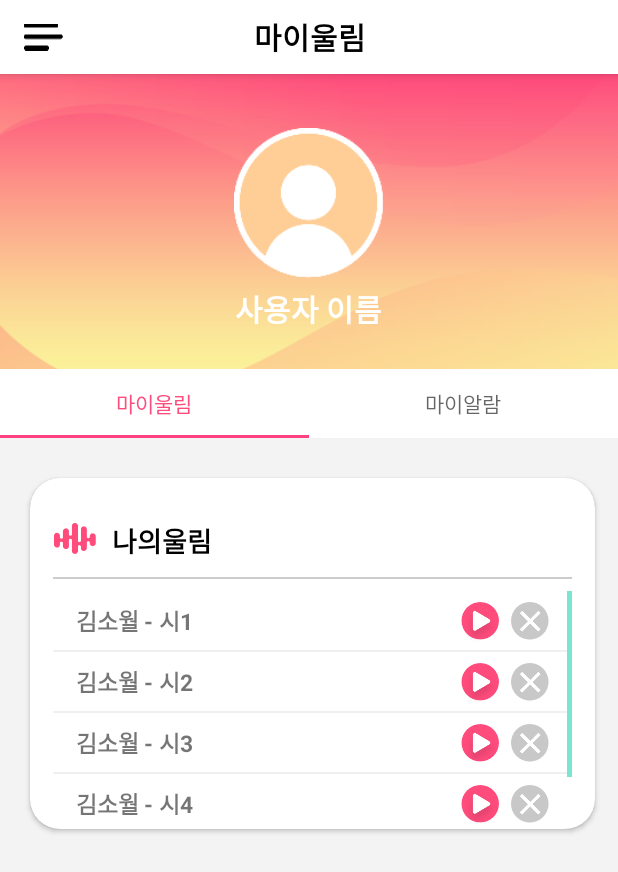
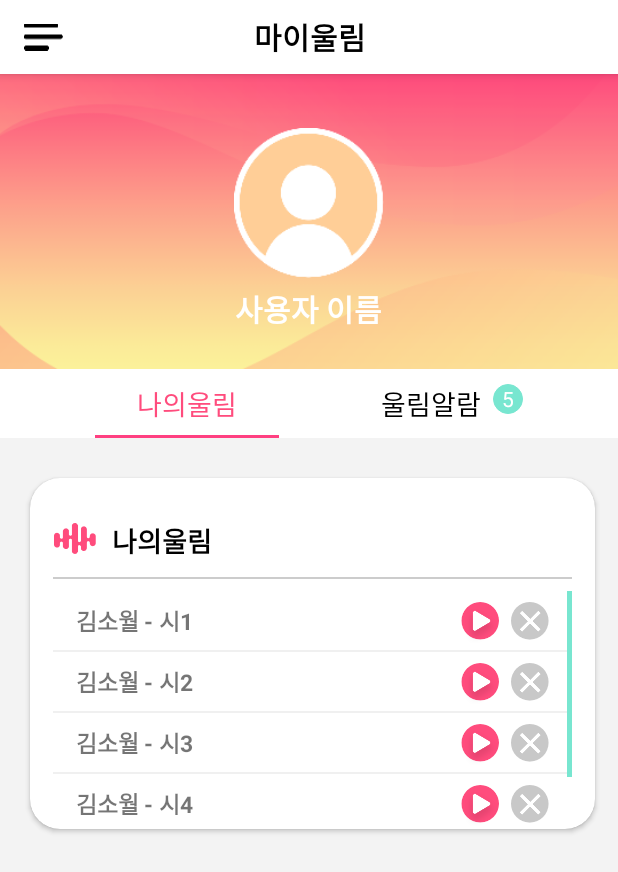
Before and after one commit to ckskal3/WoolRim, an Android app: the screen it shows after launch (MainActivity), after a tap on "마이울림", on a phone screen of 412 x 824 dp. Shown: the top 872 px of the screen. Run offline under Robolectric (Android 15) with nearby library versions, the phone set to English and light mode, and no system bars; our stand-ins replace Volley; libraries missing offline, so code that uses them is left out: com.blankj.utilcode; 1 statement that could not run was skipped; 1 other tap on this screen came first.

Commit message:
BadgeTabLayout 추가

```diff
--- a/client/app/build.gradle
+++ b/client/app/build.gradle
@@ -4,7 +4,7 @@ android {
     compileSdkVersion 28
     defaultConfig {
         applicationId "org.woolrim.woolrim"
-        minSdkVersion 19
+        minSdkVersion 23
         targetSdkVersion 27
         versionCode 1
         versionName "1.0"
@@ -57,4 +57,7 @@ dependencies {
     //Permission
     implementation 'com.blankj:utilcode:1.21.0'
 
+    //NaverSpeechRecognition
+    implementation 'com.naver.speech.clientapi:naverspeech-ncp-sdk-android:1.1.3'
+
 }
--- a/client/app/src/main/java/org/woolrim/woolrim/MainActivity.java
+++ b/client/app/src/main/java/org/woolrim/woolrim/MainActivity.java
@@ -193,6 +193,7 @@ public class MainActivity extends AppCompatActivity implements FragmentInteracti
                     }
                     break;
                 case R.id.navi_favorite:
+
                     break;
                 case R.id.navi_my_page:
                     if (!(getSupportFragmentManager().findFragmentById(R.id.container) instanceof MyMenuFragment)) { //마이 메뉴인경우 다시 안띄움
--- a/client/app/src/main/java/org/woolrim/woolrim/MyMenuFragment.java
+++ b/client/app/src/main/java/org/woolrim/woolrim/MyMenuFragment.java
@@ -1,31 +1,40 @@
 package org.woolrim.woolrim;
 
+import android.content.Context;
+import android.os.Build;
 import android.os.Bundle;
 import android.support.annotation.NonNull;
 import android.support.annotation.Nullable;
 import android.support.design.widget.TabLayout;
 import android.support.v4.app.Fragment;
 import android.support.v4.view.ViewPager;
+import android.util.Log;
 import android.view.LayoutInflater;
 import android.view.View;
 import android.view.ViewGroup;
 import android.widget.ImageView;
 import android.widget.TextView;
 
+import org.woolrim.woolrim.Utils.BadgeTabLayout;
+import org.woolrim.woolrim.Utils.SetTabIndicatorWidth;
+
+import java.util.Objects;
+
+
 public class MyMenuFragment extends Fragment {
     private ImageView profileIv;
     private TextView userNameTv;
     private ViewPager myViewPager;
-    private TabLayout myTabLayout;
+    private BadgeTabLayout myTabLayout;
 
     public static MyRecordFragment myRecordFragment1;
-    public static MyRecordFragment myRecordFragment2;
+    public MyRecordFragment myRecordFragment2;
 
 
-    public static MyMenuFragment newInstance(Bundle bundle){
+    public static MyMenuFragment newInstance(Bundle bundle) {
         MyMenuFragment myMenuFragment = new MyMenuFragment();
         myMenuFragment.setArguments(bundle);
-        return  myMenuFragment;
+        return myMenuFragment;
     }
 
     @Nullable
@@ -45,29 +54,69 @@ public class MyMenuFragment extends Fragment {
 
         //Fragment 객체 생성 -> Bundle 객체 생성 -> Fragment 에 Bundle 실어서 Adapter 에 추가가
         Bundle bundle = new Bundle();
-        bundle.putInt("RequestCode",101);
+        bundle.putInt("RequestCode", 101);
 
         myRecordFragment1 = MyRecordFragment.newInstance(bundle);
 
         bundle = new Bundle();
-        bundle.putInt("RequestCode",102);
+        bundle.putInt("RequestCode", 102);
         myRecordFragment2 = MyRecordFragment.newInstance(bundle);
 
         adapterTemp.addItem(myRecordFragment1);
         adapterTemp.addItem(myRecordFragment2);
 
+        myViewPager.setAdapter(adapterTemp);
+        myViewPager.setCurrentItem(0, true);
+        myTabLayout.setupWithViewPager(myViewPager);
+
+        myViewPager.addOnPageChangeListener(new ViewPager.OnPageChangeListener() {
+            @Override
+            public void onPageScrolled(int position, float positionOffset, int positionOffsetPixels) {
+
+            }
+
+            @Override
+            public void onPageSelected(int position) {
+//                myTabLayout.getTabBuilderItem(position).noBadge().build();
+            }
+
+            @Override
+            public void onPageScrollStateChanged(int state) {
+                if (state == 0) {
+                    if (Objects.requireNonNull(myTabLayout.getTabAt(0)).isSelected()) {
+                        Log.d("state",String.valueOf(state));
+                        myTabLayout.getTabBuilderItem(0).setTabTitleColor(getResources().getColor(R.color.app_main_color,null)).build();
+                        myTabLayout.getTabBuilderItem(1).setTabTitleColor(getResources().getColor(android.R.color.black,null)).build();
+                    } else {
+                        myTabLayout.getTabBuilderItem(1).setTabTitleColor(getResources().getColor(R.color.app_main_color,null)).build();
+                        myTabLayout.getTabBuilderItem(0).setTabTitleColor(getResources().getColor(android.R.color.black,null)).build();
+                    }
+                }
+            }
+        });
 
 
-        myViewPager.setAdapter(adapterTemp);
-
-        myViewPager.setCurrentItem(0,true);
-
-        myTabLayout.setupWithViewPager(myViewPager, true);
+        myTabLayout.with(0).init();
+        myTabLayout.getTabBuilderItem(0)
+                .setTabTitle("나의울림")
+                .setTabTitleColor(getResources().getColor(R.color.app_main_color, null))
+                .noBadge()
+                .build();
 
 
+        myTabLayout.with(1).init();
+        myTabLayout.getTabBuilderItem(1)
+                .setTabTitle("울림알람")
+                .setTabTitleColor(getResources().getColor(android.R.color.black, null))
+                .badge(true)
+                .badgeCount(5)
+                .build();
+        SetTabIndicatorWidth setTabIndicatorWidth = new SetTabIndicatorWidth();
+        setTabIndicatorWidth.wrapTabIndicatorToTitle(myTabLayout,30,30);
 
 
     }
+
 
     @Override
     public void onResume() {
@@ -84,4 +133,48 @@ public class MyMenuFragment extends Fragment {
 
     }
 
+    public void wrapTabIndicatorToTitle(TabLayout tabLayout, int externalMargin, int internalMargin) {
+        View tabStrip = tabLayout.getChildAt(0);
+        if (tabStrip instanceof ViewGroup) {
+            ViewGroup tabStripGroup = (ViewGroup) tabStrip;
+            int childCount = ((ViewGroup) tabStrip).getChildCount();
+            for (int i = 0; i < childCount; i++) {
+                View tabView = tabStripGroup.getChildAt(i);
+                //set minimum width to 0 for instead for small texts, indicator is not wrapped as expected
+                tabView.setMinimumWidth(0);
+                // set padding to 0 for wrapping indicator as title
+                tabView.setPadding(0, tabView.getPaddingTop(), 0, tabView.getPaddingBottom());
+                // setting custom margin between tabs
+                if (tabView.getLayoutParams() instanceof ViewGroup.MarginLayoutParams) {
+                    ViewGroup.MarginLayoutParams layoutParams = (ViewGroup.MarginLayoutParams) tabView.getLayoutParams();
+                    if (i == 0) {
+                        // left
+                        settingMargin(layoutParams, externalMargin, internalMargin);
+                    } else if (i == childCount - 1) {
+                        // right
+                        settingMargin(layoutParams, internalMargin, externalMargin);
+                    } else {
+                        // internal
+                        settingMargin(layoutParams, internalMargin, internalMargin);
+                    }
+                }
+            }
+
+            tabLayout.requestLayout();
+        }
+    }
+
+    private void settingMargin(ViewGroup.MarginLayoutParams layoutParams, int start, int end) {
+        if (Build.VERSION.SDK_INT >= Build.VERSION_CODES.JELLY_BEAN_MR1) {
+            layoutParams.setMarginStart(start);
+            layoutParams.setMarginEnd(end);
+            layoutParams.leftMargin = start;
+            layoutParams.rightMargin = end;
+        } else {
+            layoutParams.leftMargin = start;
+            layoutParams.rightMargin = end;
+        }
+    }
+
+
 }
--- a/client/app/src/main/java/org/woolrim/woolrim/PlaybackFragment.java
+++ b/client/app/src/main/java/org/woolrim/woolrim/PlaybackFragment.java
@@ -28,6 +28,7 @@ import org.woolrim.woolrim.SQLiteDAO.RecordDAO;
 
 import java.io.File;
 import java.io.IOException;
+import java.util.List;
 import java.util.concurrent.TimeUnit;
 
 import io.feeeei.circleseekbar.CircleSeekBar;
@@ -164,6 +165,8 @@ public class PlaybackFragment extends BottomSheetDialogFragment implements View.
 
     private void requestServerForFileUpload(){
         String url = "http://stou2.cafe24.com/Woolrim/FileUpload.php";
+
+//        String url = "http://192.168.1.252:3000/upload";
         SimpleMultiPartRequest simpleMultiPartRequest = new SimpleMultiPartRequest(
                 Request.Method.POST,
                 url,
--- /dev/null
+++ b/client/app/src/main/java/org/woolrim/woolrim/Utils/BadgeTabLayout.java
@@ -0,0 +1,209 @@
+package org.woolrim.woolrim.Utils;
+
+import android.content.Context;
+import android.graphics.PorterDuff;
+import android.graphics.drawable.Drawable;
+import android.support.annotation.Nullable;
+import android.support.design.widget.TabLayout;
+import android.util.AttributeSet;
+import android.util.SparseArray;
+import android.view.LayoutInflater;
+import android.view.View;
+import android.widget.ImageView;
+import android.widget.TextView;
+
+import org.woolrim.woolrim.R;
+
+
+public class BadgeTabLayout extends TabLayout{
+
+    private SparseArray<Builder> mTabBuilders = new SparseArray<>();
+
+    private static final int INVAILD_VALUE = Integer.MIN_VALUE;
+
+    public BadgeTabLayout(Context context) {
+        super(context);
+    }
+
+    public BadgeTabLayout(Context context, AttributeSet attrs) {
+        super(context, attrs);
+    }
+
+    public BadgeTabLayout(Context context, AttributeSet attrs, int defStyleAttr) {
+        super(context, attrs, defStyleAttr);
+    }
+
+    public Builder with(int position){
+        Tab tab = getTabAt(position);
+        return with(tab);
+    }
+
+    public Builder with(Tab tab){
+        if(tab == null){
+            throw new IllegalArgumentException("Tab must not be null");
+        }
+        Builder builder = mTabBuilders.get(tab.getPosition());
+
+        if(builder == null){
+            builder = new Builder(this, tab);
+            mTabBuilders.put(tab.getPosition(),builder);
+        }
+
+        return builder;
+    }
+
+    public Builder getTabBuilderItem(int position){
+        return mTabBuilders.get(position);
+    }
+
+
+
+
+    public class Builder{
+        public TabLayout parent;
+        private  Tab mTab;
+
+        private View mView;
+        private Context mContext;
+        private TextView mBadgeTextView, mTitleTextView;
+        private ImageView mIconView;
+        private Drawable mIconDrawable;
+        private int mIconColorFilter = Integer.MIN_VALUE;
+        private int mBadgeCount = Integer.MIN_VALUE;
+        private boolean mHasBadge = false;
+
+        public Builder(TabLayout parent, Tab mTab){
+            this.parent = parent;
+            this.mTab = mTab;
+            this.mContext = this.parent.getContext();
+        }
+
+        public void init() {
+            if (mTab.getCustomView() != null) {
+                this.mView = mTab.getCustomView();
+            } else {
+                this.mView = LayoutInflater.from(mContext).
+                        inflate(R.layout.tab_custom_item, parent, false);
+            }
+            if (mView != null) {
+                this.mIconView = mView.findViewById(R.id.tab_icon);
+                this.mBadgeTextView = mView.findViewById(R.id.tab_badge);
+                this.mTitleTextView = mView.findViewById(R.id.tab_title);
+            }
+
+
+            if (this.mIconView != null) {
+                this.mIconDrawable = mIconView.getDrawable();
+            }
+        }
+
+        public Builder imageContentDescription(String contentDescription){
+            if(this.mIconView != null)
+                this.mIconView.setContentDescription(contentDescription);
+            return this;
+        }
+
+        public Builder hasBadge(){
+            mHasBadge = true;
+            return this;
+        }
+
+        public Builder noBadge(){
+            mHasBadge = false;
+            return this;
+        }
+
+        public Builder badge(boolean hasBadge){
+            mHasBadge = hasBadge;
+            return this;
+        }
+        public Builder icon(int drawableRes){
+            mIconDrawable = getDrawableCompat(mContext, drawableRes);
+            return this;
+        }
+        public Builder icon(@Nullable Drawable drawable){
+            mIconDrawable = drawable;
+            return this;
+        }
+
+        public Builder iconColor(@Nullable int color){
+            mIconColorFilter = color;
+            return this;
+        }
+
+        public Builder increase(){
+            mBadgeCount = mBadgeTextView == null ? INVAILD_VALUE : Integer.parseInt(mBadgeTextView.getText().toString()) +1;
+            return this;
+        }
+
+        public Builder decrease(){
+            mBadgeCount = mBadgeTextView == null ? INVAILD_VALUE : Integer.parseInt(mBadgeTextView.getText().toString()) - 1;
+            return this;
+        }
+
+        public Builder badgeCount(int count){
+            mBadgeCount = count;
+            return this;
+        }
+
+        public Builder setTabTitle(String title){
+            mTitleTextView.setText(title);
+            return this;
+        }
+
+        public Builder setTabTitleColor(int color){
+            mTitleTextView.setTextColor(color);
+            return this;
+        }
+
+        public void build(){
+            if(mView == null){
+                return ;
+            }
+
+            if(mBadgeTextView !=null){
+
+                if(mHasBadge && mBadgeCount >0){
+                    mBadgeTextView.setText(formatBadgeNumber(mBadgeCount));
+                    mBadgeTextView.setVisibility(VISIBLE);
+                }else{
+                    mBadgeTextView.setVisibility(INVISIBLE);
+                }
+            }
+
+            if(mIconView != null && mIconDrawable != null){
+                mIconView.setImageDrawable(mIconDrawable.mutate());
+
+                if(mIconColorFilter != Integer.MIN_VALUE){
+                    mIconDrawable.setColorFilter(mIconColorFilter, PorterDuff.Mode.MULTIPLY);
+                }
+            }
+
+            mTab.setCustomView(mView);
+        }
+
+    }
+    @Nullable
+    private static Drawable getDrawableCompat(Context context, int drawableRes){
+        @Nullable
+        Drawable drawable = null;
+        try{
+            drawable = context.getResources().getDrawable(drawableRes,context.getTheme());
+        }catch (NullPointerException e){
+            e.printStackTrace();
+        }
+        return drawable;
+    }
+
+    private static String formatBadgeNumber(int value){
+        if (value <= 0) {
+            return "-"+formatBadgeNumber(-value);
+        }
+        if(value <=10){
+            return Integer.toString(value);
+        }else {
+            return "10+";
+        }
+    }
+
+}
--- /dev/null
+++ b/client/app/src/main/java/org/woolrim/woolrim/Utils/SetTabIndicatorWidth.java
@@ -0,0 +1,52 @@
+package org.woolrim.woolrim.Utils;
+
+import android.os.Build;
+import android.support.design.widget.TabLayout;
+import android.view.View;
+import android.view.ViewGroup;
+
+public class SetTabIndicatorWidth {
+
+    public void wrapTabIndicatorToTitle(TabLayout tabLayout, int externalMargin, int internalMargin) {
+        View tabStrip = tabLayout.getChildAt(0);
+        if (tabStrip instanceof ViewGroup) {
+            ViewGroup tabStripGroup = (ViewGroup) tabStrip;
+            int childCount = ((ViewGroup) tabStrip).getChildCount();
+            for (int i = 0; i < childCount; i++) {
+                View tabView = tabStripGroup.getChildAt(i);
+                //set minimum width to 0 for instead for small texts, indicator is not wrapped as expected
+                tabView.setMinimumWidth(0);
+                // set padding to 0 for wrapping indicator as title
+                tabView.setPadding(0, tabView.getPaddingTop(), 0, tabView.getPaddingBottom());
+                // setting custom margin between tabs
+                if (tabView.getLayoutParams() instanceof ViewGroup.MarginLayoutParams) {
+                    ViewGroup.MarginLayoutParams layoutParams = (ViewGroup.MarginLayoutParams) tabView.getLayoutParams();
+                    if (i == 0) {
+                        // left
+                        settingMargin(layoutParams, externalMargin, internalMargin);
+                    } else if (i == childCount - 1) {
+                        // right
+                        settingMargin(layoutParams, internalMargin, externalMargin);
+                    } else {
+                        // internal
+                        settingMargin(layoutParams, internalMargin, internalMargin);
+                    }
+                }
+            }
+
+            tabLayout.requestLayout();
+        }
+    }
+
+    private void settingMargin(ViewGroup.MarginLayoutParams layoutParams, int start, int end) {
+        if (Build.VERSION.SDK_INT >= Build.VERSION_CODES.JELLY_BEAN_MR1) {
+            layoutParams.setMarginStart(start);
+            layoutParams.setMarginEnd(end);
+            layoutParams.leftMargin = start;
+            layoutParams.rightMargin = end;
+        } else {
+            layoutParams.leftMargin = start;
+            layoutParams.rightMargin = end;
+        }
+    }
+}
--- /dev/null
+++ b/client/app/src/main/res/drawable/custom_badge.xml
@@ -0,0 +1,11 @@
+<?xml version="1.0" encoding="utf-8"?>
+<shape xmlns:android="http://schemas.android.com/apk/res/android"
+    android:shape="rectangle">
+
+    <solid android:color="@color/app_sub_color"/>
+    <corners android:radius="20dp"/>
+
+    <stroke
+        android:width="0.5dp"
+        android:color="@color/app_sub_color"/>
+</shape>
--- a/client/app/src/main/res/layout/fragment_mymenu.xml
+++ b/client/app/src/main/res/layout/fragment_mymenu.xml
@@ -43,20 +43,20 @@
     </LinearLayout>
 
 
-    <android.support.design.widget.TabLayout
+    <org.woolrim.woolrim.Utils.BadgeTabLayout
         android:id="@+id/my_tabLayout"
         android:layout_width="match_parent"
         android:layout_height="46dp"
         android:background="@android:color/white"
-        app:tabSelectedTextColor="@color/app_main_color"
+        app:tabGravity="center"
         app:layout_constraintBottom_toBottomOf="parent"
         app:layout_constraintEnd_toEndOf="parent"
         app:layout_constraintStart_toStartOf="parent"
         app:layout_constraintTop_toBottomOf="@+id/linearLayout"
-        app:layout_constraintVertical_bias="0.0">
+        app:layout_constraintVertical_bias="0.0"/>
 
 
-    </android.support.design.widget.TabLayout>
+
 
     <android.support.v4.view.ViewPager
         android:id="@+id/my_container"
@@ -66,9 +66,8 @@
         app:layout_constraintEnd_toEndOf="parent"
         app:layout_constraintStart_toStartOf="parent"
         app:layout_constraintTop_toBottomOf="@+id/my_tabLayout"
-        app:layout_constraintVertical_bias="0.0">
+        app:layout_constraintVertical_bias="0.0"/>
 
-    </android.support.v4.view.ViewPager>
 
 
 </android.support.constraint.ConstraintLayout>
--- /dev/null
+++ b/client/app/src/main/res/layout/tab_custom_item.xml
@@ -0,0 +1,56 @@
+<?xml version="1.0" encoding="utf-8"?>
+<android.support.constraint.ConstraintLayout
+    xmlns:android="http://schemas.android.com/apk/res/android"
+    xmlns:app="http://schemas.android.com/apk/res-auto"
+    xmlns:tools="http://schemas.android.com/tools"
+    android:layout_width="wrap_content"
+    android:layout_height="46dp"
+    android:background="@android:color/transparent"
+    android:gravity="center"
+    android:paddingBottom="4dp"
+    android:paddingTop="4dp">
+
+    <ImageView
+        android:id="@+id/tab_icon"
+        android:layout_width="match_parent"
+        android:layout_height="match_parent"
+        android:layout_gravity="center"
+        android:adjustViewBounds="true"
+        android:background="@android:color/transparent"/>
+
+    <TextView
+        android:id="@+id/tab_title"
+        android:layout_width="wrap_content"
+        android:layout_height="wrap_content"
+        android:layout_gravity="center"
+        android:adjustViewBounds="true"
+        android:textSize="18sp"
+        app:layout_constraintBottom_toBottomOf="parent"
+        app:layout_constraintEnd_toEndOf="parent"
+        app:layout_constraintStart_toStartOf="parent"
+        app:layout_constraintTop_toTopOf="parent" />
+
+    <TextView
+        android:id="@+id/tab_badge"
+        android:layout_width="20dp"
+        android:layout_height="20dp"
+        android:layout_gravity="top|end"
+        android:layout_marginStart="8dp"
+        android:layout_marginTop="6dp"
+        android:background="@drawable/custom_badge"
+        android:gravity="center"
+        android:textAppearance="@style/TextAppearance.AppCompat.Small"
+        android:textColor="@android:color/white"
+        android:textSize="14sp"
+        app:layout_constraintBottom_toBottomOf="parent"
+        app:layout_constraintEnd_toEndOf="parent"
+        app:layout_constraintHorizontal_bias="0.0"
+        app:layout_constraintStart_toEndOf="@+id/tab_title"
+        app:layout_constraintTop_toTopOf="parent"
+        app:layout_constraintVertical_bias="0.0" />
+        <!--android:paddingBottom="1dp"-->
+        <!--android:paddingStart="6dp"-->
+        <!--android:paddingEnd="6dp"-->
+        <!--android:paddingTop="1dp"-->
+
+</android.support.constraint.ConstraintLayout>
```
Also changed, not shown: 1 other file.
